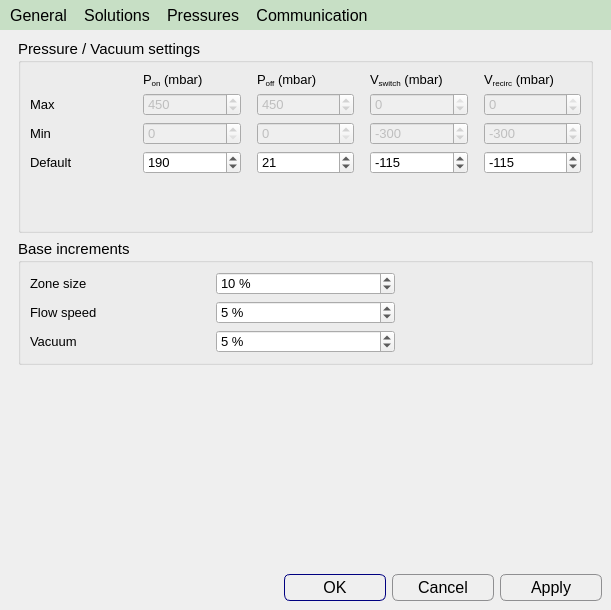
Above: apps/Lab-on-a-tip/tools.ui from bellonemauro/Labonatip2.0 before the change. Below: the same form after it.
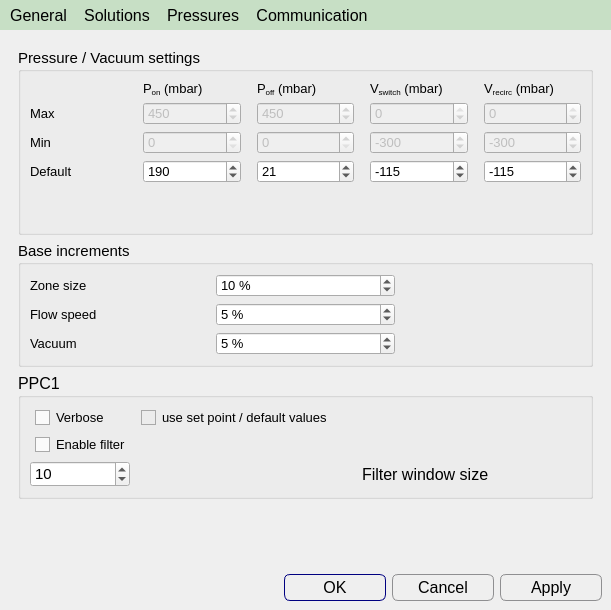
That is the form after the change. The open tabs and pages were chosen to show the change. Icons and pictures are not drawn.

What changed in the file:
```diff
--- a/apps/Lab-on-a-tip/tools.ui
+++ b/apps/Lab-on-a-tip/tools.ui
@@ -105,11 +105,55 @@
        <property name="styleSheet">
         <string notr="true"/>
        </property>
-       <layout class="QGridLayout" name="gridLayout_7">
-        <property name="topMargin">
-         <number>0</number>
-        </property>
-        <item row="4" column="1">
+       <layout class="QGridLayout" name="gridLayout_6">
+        <item row="2" column="0">
+         <widget class="QPushButton" name="pushButton_toDefault">
+          <property name="font">
+           <font>
+            <pointsize>-1</pointsize>
+           </font>
+          </property>
+          <property name="toolTip">
+           <string>&lt;html&gt;&lt;head/&gt;&lt;body&gt;&lt;p&gt;Reset settings to default values&lt;/p&gt;&lt;/body&gt;&lt;/html&gt;</string>
+          </property>
+          <property name="styleSheet">
+           <string notr="true"> QPushButton {
+     border: 1px solid #8f8f91;
+     border-radius: 6px;
+     height: 25px;
+     font-size: 16px;
+     background-color: qlineargradient(x1: 0, y1: 0, x2: 0, y2: 1,
+                                       stop: 0 #f6f7fa, stop: 1 #dadbde);
+
+ }
+
+
+ QPushButton:focus:pressed {
+     background-color: qlineargradient(x1: 0, y1: 0, x2: 0, y2: 1,
+                                       stop: 0 #F0FFF0, stop: 1 #f6f7fa);
+ }
+
+ QPushButton:hover {
+     background-color: qlineargradient(x1: 0, y1: 0, x2: 0, y2: 1,
+                                       stop: 0 #f6f7fa, stop: 1 #F0FFF0);
+ }
+
+QPushButton:disabled{ background-color: #CCCCCC; }
+
+ QPushButton:flat {
+     border: none; /* no border for a flat push button */
+ }
+
+ QPushButton:default {
+     border-color: navy; /* make the default button prominent */
+ }</string>
+          </property>
+          <property name="text">
+           <string>Reset to factory defaults</string>
+          </property>
+         </widget>
+        </item>
+        <item row="3" column="2">
          <spacer name="verticalSpacer_4">
           <property name="orientation">
            <enum>Qt::Vertical</enum>
@@ -1627,10 +1671,20 @@
       </widget>
       <widget class="QWidget" name="page">
        <layout class="QGridLayout" name="gridLayout_5">
-        <property name="topMargin">
-         <number>0</number>
-        </property>
-        <item row="0" column="0">
+        <item row="4" column="2">
+         <spacer name="verticalSpacer_5">
+          <property name="orientation">
+           <enum>Qt::Vertical</enum>
+          </property>
+          <property name="sizeHint" stdset="0">
+           <size>
+            <width>20</width>
+            <height>40</height>
+           </size>
+          </property>
+         </spacer>
+        </item>
+        <item row="0" column="0" colspan="3">
          <widget class="QGroupBox" name="groupBox_generalSettings_2">
           <property name="minimumSize">
            <size>
@@ -2120,20 +2174,7 @@
           </layout>
          </widget>
         </item>
-        <item row="2" column="0">
-         <spacer name="verticalSpacer_5">
-          <property name="orientation">
-           <enum>Qt::Vertical</enum>
-          </property>
-          <property name="sizeHint" stdset="0">
-           <size>
-            <width>20</width>
-            <height>40</height>
-           </size>
-          </property>
-         </spacer>
-        </item>
-        <item row="1" column="0">
+        <item row="1" column="0" rowspan="2" colspan="3">
          <widget class="QGroupBox" name="groupBox">
           <property name="minimumSize">
            <size>
@@ -2305,6 +2346,99 @@
           <zorder>label_23</zorder>
          </widget>
         </item>
+        <item row="3" column="0" colspan="3">
+         <widget class="QGroupBox" name="groupBox_GUISettings_2">
+          <property name="enabled">
+           <bool>true</bool>
+          </property>
+          <property name="minimumSize">
+           <size>
+            <width>0</width>
+            <height>100</height>
+           </size>
+          </property>
+          <property name="font">
+           <font>
+            <pointsize>12</pointsize>
+           </font>
+          </property>
+          <property name="title">
+           <string>PPC1</string>
+          </property>
+          <layout class="QGridLayout" name="gridLayout_7">
+           <item row="2" column="0">
+            <widget class="QSpinBox" name="spinBox_PPC1filterSize">
+             <property name="maximumSize">
+              <size>
+               <width>100</width>
+               <height>16777215</height>
+              </size>
+             </property>
+             <property name="font">
+              <font>
+               <pointsize>11</pointsize>
+              </font>
+             </property>
+             <property name="minimum">
+              <number>1</number>
+             </property>
+             <property name="maximum">
+              <number>200</number>
+             </property>
+             <property name="value">
+              <number>10</number>
+             </property>
+            </widget>
+           </item>
+           <item row="2" column="2">
+            <widget class="QLabel" name="label_3">
+             <property name="text">
+              <string>Filter window size</string>
+             </property>
+            </widget>
+           </item>
+           <item row="1" column="0">
+            <widget class="QCheckBox" name="checkBox_enablePPC1filter">
+             <property name="font">
+              <font>
+               <pointsize>10</pointsize>
+              </font>
+             </property>
+             <property name="text">
+              <string>Enable filter</string>
+             </property>
+            </widget>
+           </item>
+           <item row="0" column="0">
+            <widget class="QCheckBox" name="checkBox_enablePPC1verboseOut">
+             <property name="font">
+              <font>
+               <pointsize>10</pointsize>
+              </font>
+             </property>
+             <property name="text">
+              <string>Verbose</string>
+             </property>
+            </widget>
+           </item>
+           <item row="0" column="1">
+            <widget class="QCheckBox" name="checkBox_useSetPoint">
+             <property name="font">
+              <font>
+               <pointsize>10</pointsize>
+              </font>
+             </property>
+             <property name="text">
+              <string>use set point / default values</string>
+             </property>
+             <property name="checked">
+              <bool>true</bool>
+             </property>
+            </widget>
+           </item>
+          </layout>
+         </widget>
+        </item>
        </layout>
        <zorder>groupBox</zorder>
        <zorder>groupBox_generalSettings_2</zorder>
```
Left out of the diff: 273 changed lines with no effect on the pictures.
